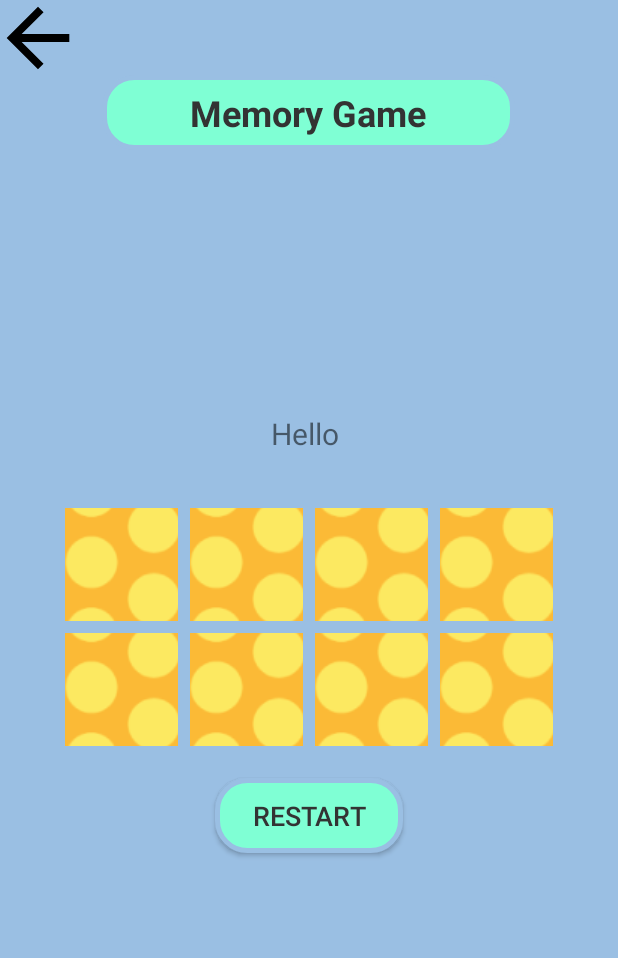
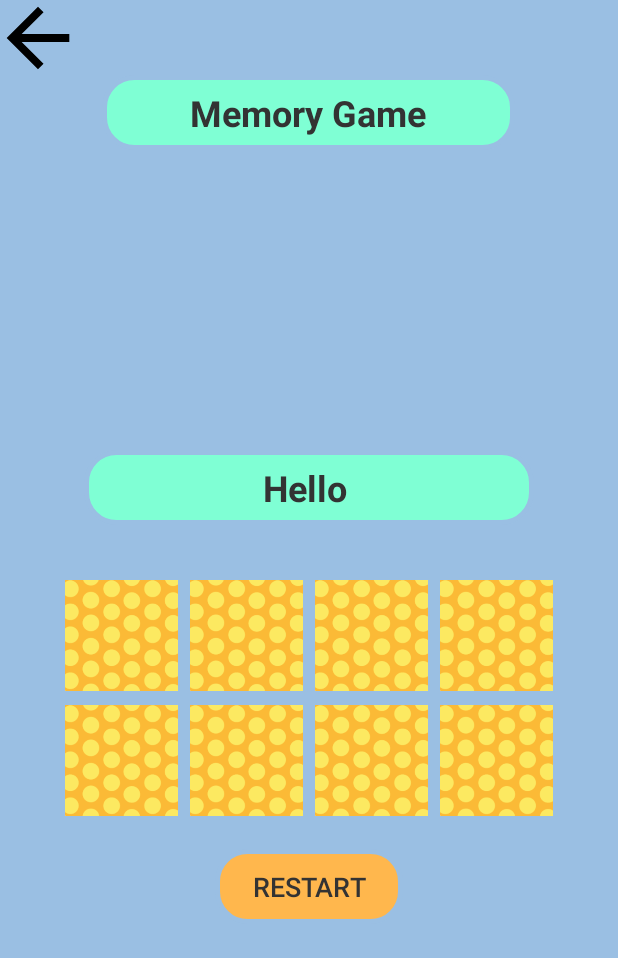
Before and after one commit to Vlad-Kovalev/GameCenter, an Android app: the screen it shows after launch (memory_game), after a tap on an icon or button, on a phone screen of 412 x 824 dp. Shown: the top 958 px of the screen. Run offline under Robolectric (Android 15) with nearby library versions, the phone set to English and light mode, and no system bars.

Commit message:
Game center v1.06
Memory game has been changed: the game now randomizes cards
P.S finally without any issues.

```diff
--- a/app/src/main/java/com/example/theendgame/memory_game.java
+++ b/app/src/main/java/com/example/theendgame/memory_game.java
@@ -7,78 +7,41 @@
 import android.os.Bundle;
 import android.os.Handler;
 import android.view.View;
+import android.widget.ImageView;
 import android.widget.TextView;
-import android.widget.ImageButton;
+
+import java.util.Arrays;
+import java.util.Collections;
 
 public class memory_game extends AppCompatActivity {
 
-    TextView tvName;
-    ImageButton card1, card2, card3, card4, card5, card6, card7, card8, btnBack;
-    private ImageButton firstFlippedCard;
-    private ImageButton secondFlippedCard;
+    private TextView tvName;
+    private ImageView card1, card2, card3, card4, card5, card6, card7, card8, btnBack;
+    private ImageView firstFlippedCard;
+    private ImageView secondFlippedCard;
     private AppCompatButton btnRestart;
+    private ImageView[] cards = new ImageView[8];
 
     @Override
     protected void onCreate(Bundle savedInstanceState) {
         super.onCreate(savedInstanceState);
         setContentView(R.layout.activity_memory_game);
-        if (getSupportActionBar() != null) {
-            getSupportActionBar().hide();
-        }
+        if (getSupportActionBar() != null) {getSupportActionBar().hide();}
 
-        btnBack = findViewById(R.id.btnBack);
-        btnRestart = findViewById(R.id.btnRestart);
-        tvName = findViewById(R.id.tvName);
+        tvName = findViewById(R.id.tvName); btnBack = findViewById(R.id.btnBack); btnRestart = findViewById(R.id.btnRestart);
         card1 = findViewById(R.id.card1); card2 = findViewById(R.id.card2); card3 = findViewById(R.id.card3); card4 = findViewById(R.id.card4); card5 = findViewById(R.id.card5); card6 = findViewById(R.id.card6); card7 = findViewById(R.id.card7); card8 = findViewById(R.id.card8);
+        cards[0] = findViewById(R.id.card1); cards[1] = findViewById(R.id.card2); cards[2] = findViewById(R.id.card3); cards[3] = findViewById(R.id.card4); cards[4] = findViewById(R.id.card5); cards[5] = findViewById(R.id.card6); cards[6] = findViewById(R.id.card7); cards[7] = findViewById(R.id.card8);
+        Collections.shuffle(Arrays.asList(cards));
 
-        card1.setOnClickListener(new View.OnClickListener() {
-            @Override
-            public void onClick(View v) {
-                flipCard(card1);
-            }
-        });
-        card2.setOnClickListener(new View.OnClickListener() {
-            @Override
-            public void onClick(View v) {
-                flipCard(card2);
-            }
-        });
-        card3.setOnClickListener(new View.OnClickListener() {
-            @Override
-            public void onClick(View v) {
-                flipCard(card3);
-            }
-        });
-        card4.setOnClickListener(new View.OnClickListener() {
-            @Override
-            public void onClick(View v) {
-                flipCard(card4);
-            }
-        });
-        card5.setOnClickListener(new View.OnClickListener() {
-            @Override
-            public void onClick(View v) {
-                flipCard(card5);
-            }
-        });
-        card6.setOnClickListener(new View.OnClickListener() {
-            @Override
-            public void onClick(View v) {
-                flipCard(card6);
-            }
-        });
-        card7.setOnClickListener(new View.OnClickListener() {
-            @Override
-            public void onClick(View v) {
-                flipCard(card7);
-            }
-        });
-        card8.setOnClickListener(new View.OnClickListener() {
-            @Override
-            public void onClick(View v) {
-                flipCard(card8);
-            }
-        });
+        cards[0].setOnClickListener(new View.OnClickListener() {@Override public void onClick(View v) {flipCard(cards[0]);}});
+        cards[1].setOnClickListener(new View.OnClickListener() {@Override public void onClick(View v) {flipCard(cards[1]);}});
+        cards[2].setOnClickListener(new View.OnClickListener() {@Override public void onClick(View v) {flipCard(cards[2]);}});
+        cards[3].setOnClickListener(new View.OnClickListener() {@Override public void onClick(View v) {flipCard(cards[3]);}});
+        cards[4].setOnClickListener(new View.OnClickListener() {@Override public void onClick(View v) {flipCard(cards[4]);}});
+        cards[5].setOnClickListener(new View.OnClickListener() {@Override public void onClick(View v) {flipCard(cards[5]);}});
+        cards[6].setOnClickListener(new View.OnClickListener() {@Override public void onClick(View v) {flipCard(cards[6]);}});
+        cards[7].setOnClickListener(new View.OnClickListener() {@Override public void onClick(View v) {flipCard(cards[7]);}});
+
 
         btnBack.setOnClickListener(new View.OnClickListener() {
             @Override
@@ -90,7 +53,7 @@
         btnRestart.setOnClickListener(new View.OnClickListener() {
             @Override
             public void onClick(View v) {
-                restartGame();
+                recreate();
             }
         });
 
@@ -99,12 +62,12 @@
         TextView textView = findViewById(R.id.tvName);
         textView.setText("Hello " + recivedName);
     }
-
-    private void flipCard(ImageButton card) {
+    private void flipCard(ImageView card) {
         if (firstFlippedCard == null) {
             firstFlippedCard = card;
             card.setImageResource(getImageResource(card));
-        } else if (secondFlippedCard == null) {
+        }
+        else if (secondFlippedCard == null) {
             secondFlippedCard = card;
             card.setImageResource(getImageResource(card));
 
@@ -126,29 +89,16 @@
         }
     }
 
-    private int getImageResource(ImageButton card) {
-        if (card == card1 || card == card2) {
+    private int getImageResource(ImageView card) {
+
+        if (card == cards[0] || card == cards[1]) {
             return R.drawable.firstpic;}
-        else if (card == card3 || card == card4) {
+        else if (card == cards[2] || card == cards[3]) {
             return R.drawable.secondpic;}
-        else if (card == card5 || card == card6) {
+        else if (card == cards[4] || card == cards[5]) {
             return R.drawable.thirdpic;}
-        else if (card == card7 || card == card8) {
+        else if (card == cards[6] || card == cards[7]) {
             return R.drawable.fourthpic;}
-        return 0;
-    }
-
-    private void restartGame() {
-        firstFlippedCard = null;
-        secondFlippedCard = null;
-
-        card1.setImageResource(R.drawable.card_back);
-        card2.setImageResource(R.drawable.card_back);
-        card3.setImageResource(R.drawable.card_back);
-        card4.setImageResource(R.drawable.card_back);
-        card5.setImageResource(R.drawable.card_back);
-        card6.setImageResource(R.drawable.card_back);
-        card7.setImageResource(R.drawable.card_back);
-        card8.setImageResource(R.drawable.card_back);
+        return R.drawable.card_back;
     }
 }
--- a/app/src/main/res/layout/activity_dice_roll.xml
+++ b/app/src/main/res/layout/activity_dice_roll.xml
@@ -87,7 +87,7 @@
         android:layout_gravity="center_horizontal"
         android:text="Roll"
         android:textSize="18sp"
-        android:background="@drawable/randomize_button"
+        android:background="@drawable/restart_reroll_btn"
         style="?android:attr/borderlessButtonStyle"
         />
 
--- a/app/src/main/res/layout/activity_memory_game.xml
+++ b/app/src/main/res/layout/activity_memory_game.xml
@@ -26,17 +26,22 @@
         android:gravity="center"
         android:layout_gravity="center"/>
 
-    <Space android:layout_width="wrap_content" android:layout_height="175dp"/>
+    <Space android:layout_width="wrap_content" android:layout_height="200dp"/>
+
 
     <TextView
         android:id="@+id/tvName"
-        android:layout_width="wrap_content"
-        android:layout_height="wrap_content"
-        android:text="Hello XXX"
-        android:textSize="20sp"
+        android:layout_width="300dp"
+        android:layout_height="50dp"
+        android:text="XXX you won in 00 turns!"
+        android:textStyle="bold"
+        android:textSize="24sp"
+        android:textColor="#333333"
+        android:background="@drawable/rounded_corners"
+        android:gravity="center"
         android:layout_gravity="center"
-        android:layout_weight="0"
-        android:layout_marginBottom="16dp"/>
+        android:layout_marginBottom="16dp"
+        android:visibility="visible"/>
 
     <GridLayout
         android:id="@+id/glCards"
@@ -48,49 +53,49 @@
         android:useDefaultMargins="true"
         android:layout_gravity="center_horizontal">
 
-        <ImageButton
+        <ImageView
             android:id="@+id/card1"
             android:layout_width="75dp"
             android:layout_height="75dp"
             android:src="@drawable/card_back" />
 
-        <ImageButton
+        <ImageView
             android:id="@+id/card2"
             android:layout_width="75dp"
             android:layout_height="75dp"
             android:src="@drawable/card_back"/>
 
-        <ImageButton
+        <ImageView
             android:id="@+id/card3"
             android:layout_width="75dp"
             android:layout_height="75dp"
             android:src="@drawable/card_back"/>
 
-        <ImageButton
+        <ImageView
             android:id="@+id/card4"
             android:layout_width="75dp"
             android:layout_height="75dp"
             android:src="@drawable/card_back" />
 
-        <ImageButton
+        <ImageView
             android:id="@+id/card5"
             android:layout_width="75dp"
             android:layout_height="75dp"
             android:src="@drawable/card_back"/>
 
-        <ImageButton
+        <ImageView
             android:id="@+id/card6"
             android:layout_width="75dp"
             android:layout_height="75dp"
             android:src="@drawable/card_back"/>
 
-        <ImageButton
+        <ImageView
             android:id="@+id/card7"
             android:layout_width="75dp"
             android:layout_height="75dp"
             android:src="@drawable/card_back"/>
 
-        <ImageButton
+        <ImageView
             android:id="@+id/card8"
             android:layout_width="75dp"
             android:layout_height="75dp"
@@ -105,7 +110,8 @@
         android:text="Restart"
         android:textSize="18sp"
         android:textColor="#333333"
-        android:background="@drawable/rounded_corners"
-        android:layout_gravity="center_horizontal"/>
+        android:background="@drawable/restart_reroll_btn"
+        android:layout_gravity="center_horizontal"
+        style="?android:attr/borderlessButtonStyle"/>
 
 </androidx.appcompat.widget.LinearLayoutCompat>
```
Also changed, not shown: app/src/main/res/drawable/restart_reroll_btn.xml (renamed from app/src/main/res/drawable/randomize_button.xml).
